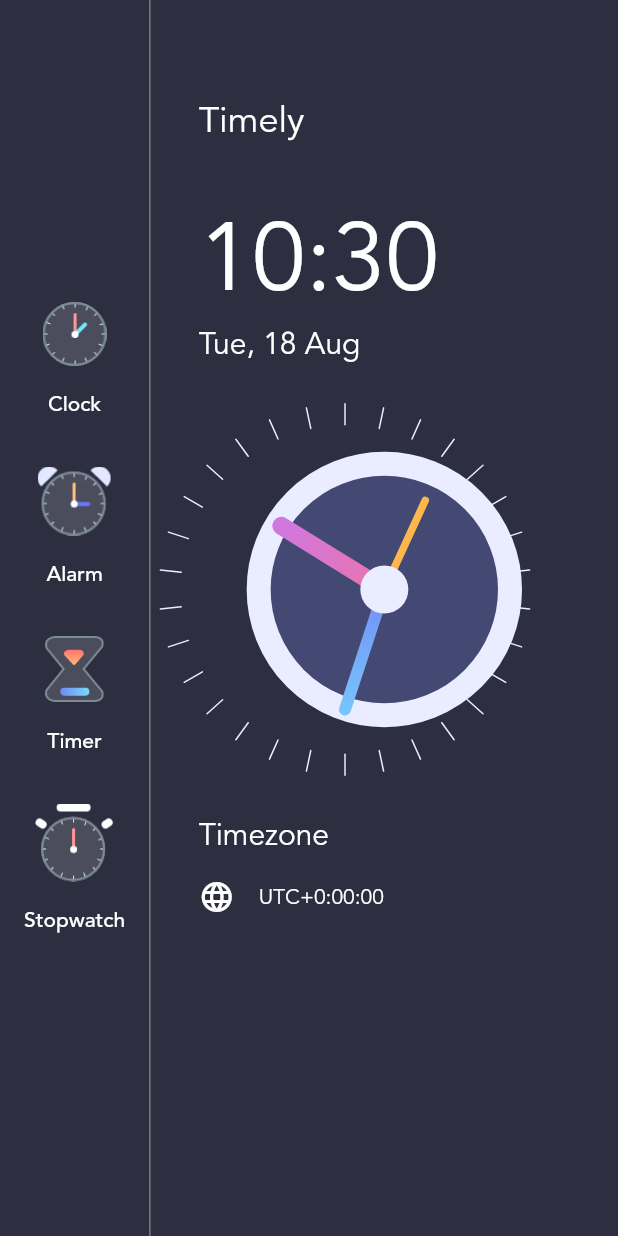
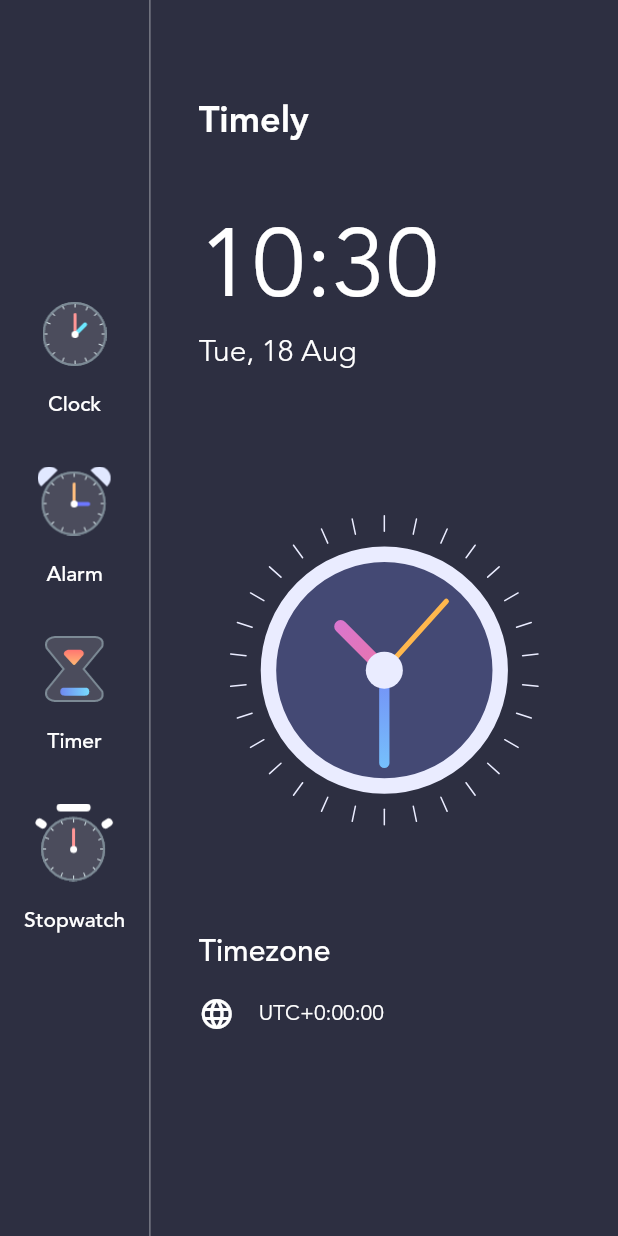
Before and after one commit to KevinApodaca/Timely, a Flutter app: the screen it shows after launch, on a phone screen of 412 x 824 dp. Run offline on Flutter 3.47's test engine with Material 2 defaults, Android fonts, the phone set to English and light mode, and no system bars.

Commit message:
responsive design, style changes

```diff
--- a/lib/views/homepage.dart
+++ b/lib/views/homepage.dart
@@ -41,16 +41,23 @@ class _HomePageState extends State<HomePage> {
               child: Column(
                 crossAxisAlignment: CrossAxisAlignment.start,
                 children: <Widget>[
-                  Text(
+                  Flexible(
+                    flex: 1,
+                    fit: FlexFit.tight,
+                    child: Text(
                       'Timely',
                       style: TextStyle(
                           fontFamily: 'avenir',
+                          fontWeight: FontWeight.w700,
                           color: Colors.white,
                           fontSize: 24),
                     ),
-                  SizedBox(
-                    height: 32,
                   ),
+                  Flexible(
+                    flex: 2,
+                    child: Column(
+                      crossAxisAlignment: CrossAxisAlignment.start,
+                      children: [
                         Text(
                           formattedTime,
                           style: TextStyle(
@@ -62,14 +69,34 @@ class _HomePageState extends State<HomePage> {
                           formattedDate,
                           style: TextStyle(
                               fontFamily: 'avenir',
+                              fontWeight: FontWeight.w300,
                               color: Colors.white,
                               fontSize: 20),
                         ),
-                  ClockView(),
+                      ],
+                    ),
+                  ),
+                  Flexible(
+                    flex: 5,
+                    fit: FlexFit.tight,
+                    child: Align(
+                      alignment: Alignment.center,
+                      child: ClockView(
+                        size: MediaQuery.of(context).size.height / 4,
+                      ),
+                    ),
+                  ),
+                  Flexible(
+                    flex: 2,
+                    fit: FlexFit.tight,
+                    child: Column(
+                      crossAxisAlignment: CrossAxisAlignment.start,
+                      children: [
                         Text(
                           'Timezone',
                           style: TextStyle(
                               fontFamily: 'avenir',
+                              fontWeight: FontWeight.w500,
                               color: Colors.white,
                               fontSize: 20),
                         ),
@@ -94,6 +121,9 @@ class _HomePageState extends State<HomePage> {
                             ),
                           ],
                         )
+                      ],
+                    ),
+                  ),
                 ],
               ),
             ),
```
Also changed, not shown: lib/widgets/clock_widget.dart (+24 -16 lines). Lines whose indentation alone changed are shown as unchanged.
